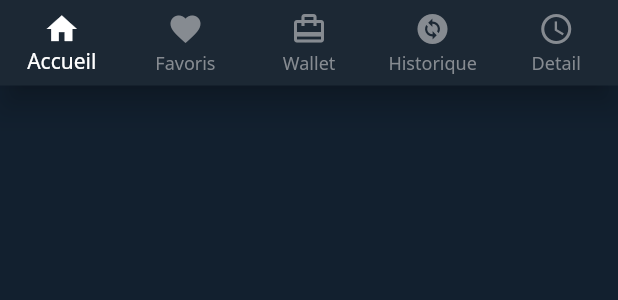
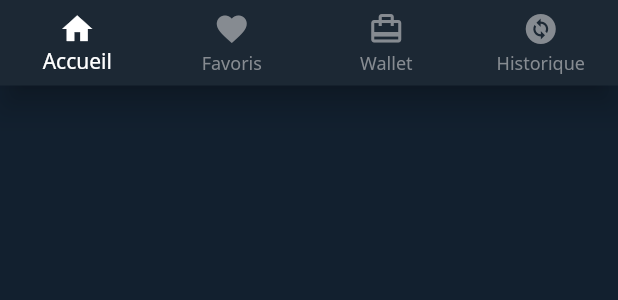
Before and after one commit to Lekta23/cryptoapp_flutter, a Flutter app: the Navbar widget shown alone on an empty page, opened directly with empty values, on a phone screen of 412 x 824 dp. Shown: the top 300 px of the screen. Run offline on Flutter 3.47's test engine with Material 2 defaults, Android fonts, the phone set to English and light mode, and no system bars; our stand-ins replace babstrap_settings_screen, dio, flutter_riverpod, flutter_svg, streaming_shared_preferences; missing offline and left inert: crypto_font_icons; network calls fail.

Commit message:
remove detail

```diff
--- a/lib/screens/home/localwidget/navbar.dart
+++ b/lib/screens/home/localwidget/navbar.dart
@@ -32,10 +32,6 @@ class Navbar extends StatelessWidget {
             icon: Icon(Icons.change_circle),
             label: 'Historique',
           ),
-            BottomNavigationBarItem(
-            icon: Icon(Icons.access_time),
-            label: 'Detail',
-          ),
         ],
         currentIndex: selectedIndex,
         onTap: ontap,
```
Also changed, not shown: pubspec.lock.
